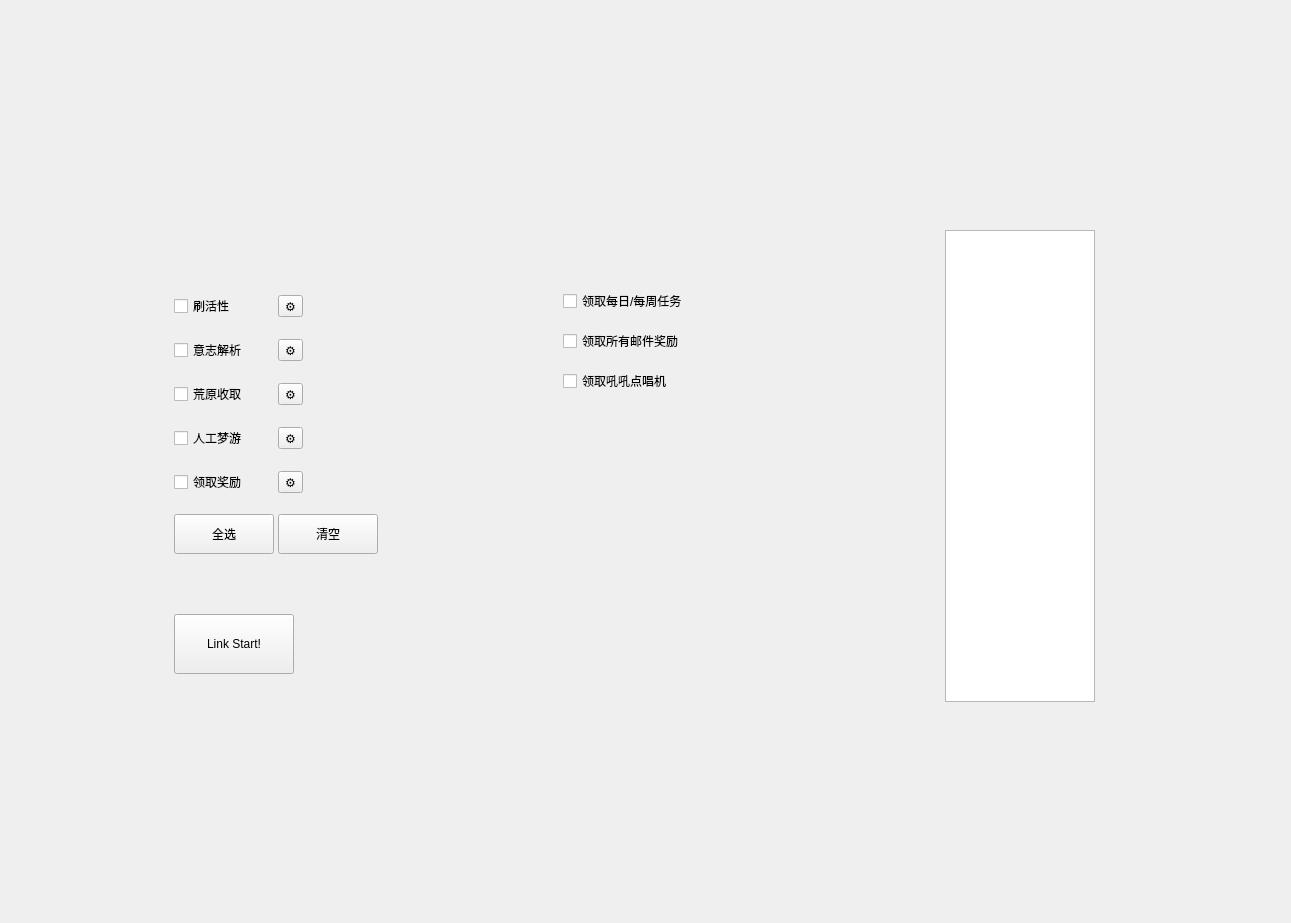
Before: the Qt Designer form gui/ui/homeframe.ui in beropero/Kilon1999, drawn with Qt 5.
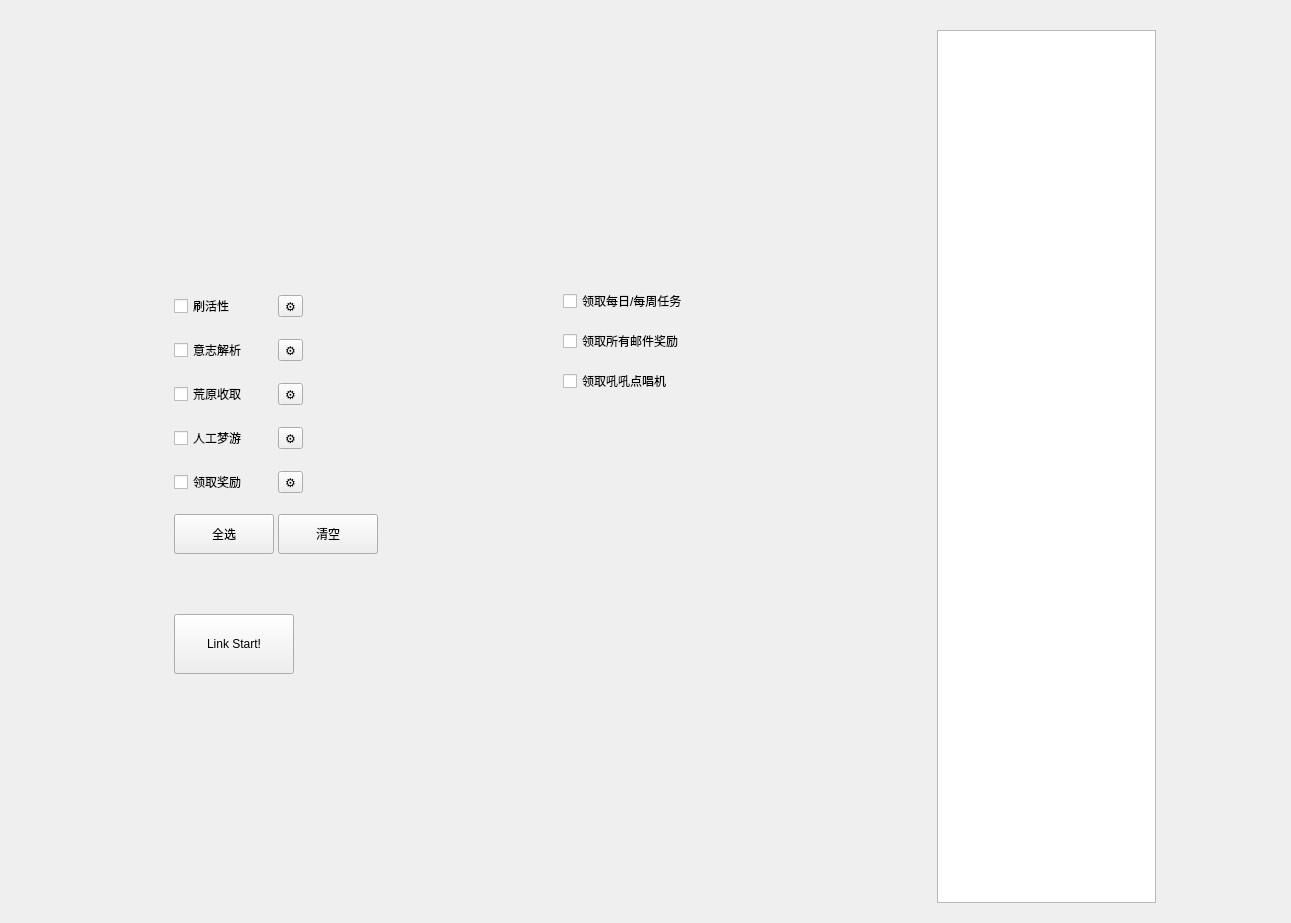
After: the same form once the commit is applied. Custom widgets are drawn as their Qt base class.

```diff
--- a/gui/ui/homeframe.ui
+++ b/gui/ui/homeframe.ui
@@ -470,7 +470,7 @@
      <property name="maximumSize">
       <size>
        <width>300</width>
-       <height>500</height>
+       <height>10000</height>
       </size>
      </property>
      <layout class="QGridLayout" name="gridLayout_7">
@@ -500,8 +500,8 @@
         </property>
         <property name="sizeHint" stdset="0">
          <size>
-          <width>10</width>
-          <height>10</height>
+          <width>100</width>
+          <height>60</height>
          </size>
         </property>
        </spacer>
@@ -516,7 +516,7 @@
         </property>
         <property name="maximumSize">
          <size>
-          <width>100</width>
+          <width>600</width>
           <height>16777215</height>
          </size>
         </property>
```
